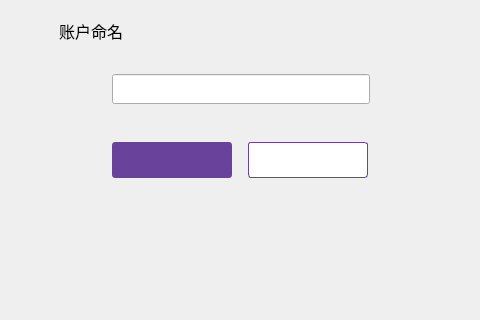
First picture: the form in namedialog.ui, repository cdcchain/cdc-wallet-qt, before the edit; both pictures show x 237 to 717 and y 176 to 496 of the 960 by 580 pixel window.
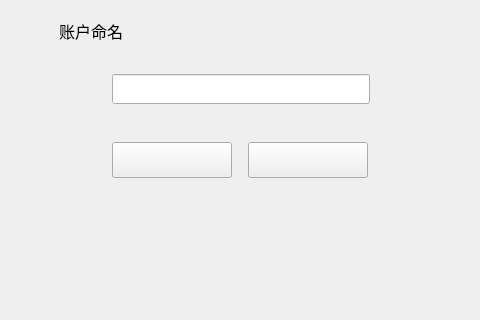
Second picture: the form after the edit.

Commit message: Modify background color and title color

```diff
--- a/namedialog.ui
+++ b/namedialog.ui
@@ -53,8 +53,7 @@
       <cursorShape>PointingHandCursor</cursorShape>
      </property>
      <property name="styleSheet">
-      <string notr="true">QToolButton{background-color:#ffffff;color:#484848;border:1px solid rgb(105,67,155);border-radius:3px;}
-QToolButton:hover{color:rgb(105,67,155);}</string>
+      <string notr="true"/>
      </property>
      <property name="text">
       <string/>
@@ -92,9 +91,7 @@
       <cursorShape>PointingHandCursor</cursorShape>
      </property>
      <property name="styleSheet">
-      <string notr="true">QToolButton{background-color:rgb(105,67,155);color:#ffffff;border:none;border-radius:3px;}
-QToolButton:hover{background-color:rgb(125,87,180);}
-QToolButton:disabled{background-color:#cecece;}</string>
+      <string notr="true"/>
      </property>
      <property name="text">
       <string/>
```
The commit also changes 21 other files.
